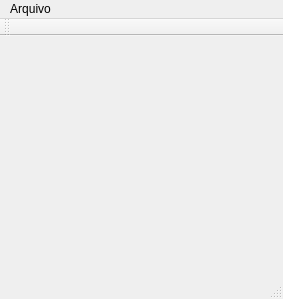
Before: the Qt Designer form PID_BMP/mainwindow.ui in fernandoFernandeSantos/trabalho-pid-2014, drawn with Qt 5.
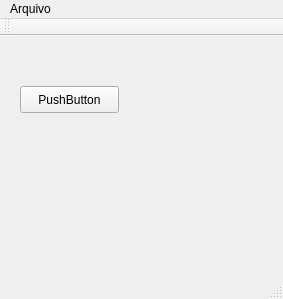
After: the same form once the commit is applied.

```diff
--- a/PID_BMP/mainwindow.ui
+++ b/PID_BMP/mainwindow.ui
@@ -13,7 +13,21 @@
   <property name="windowTitle">
    <string>MainWindow</string>
   </property>
-  <widget class="QWidget" name="centralWidget"/>
+  <widget class="QWidget" name="centralWidget">
+   <widget class="QPushButton" name="pushButton">
+    <property name="geometry">
+     <rect>
+      <x>20</x>
+      <y>50</y>
+      <width>99</width>
+      <height>27</height>
+     </rect>
+    </property>
+    <property name="text">
+     <string>PushButton</string>
+    </property>
+   </widget>
+  </widget>
   <widget class="QMenuBar" name="menuBar">
    <property name="geometry">
     <rect>
```
Left out of the diff: 2 changed lines with no effect on the pictures.
